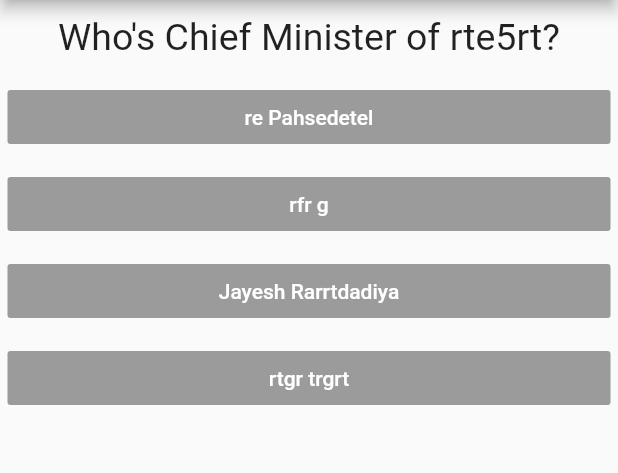
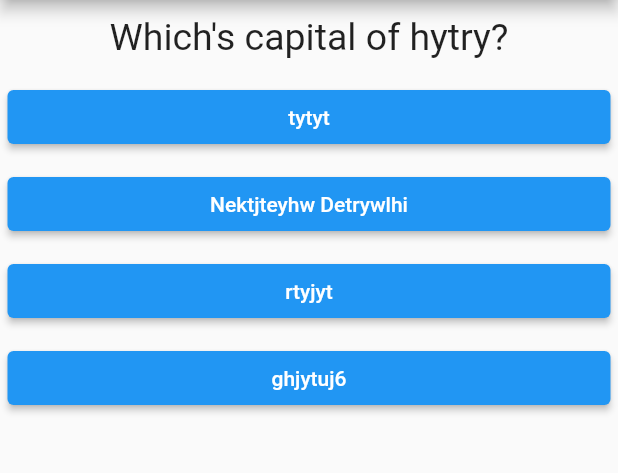
Before and after one commit to Ahsaan396/Quiz-App, a Flutter app: the screen it shows after launch, on a phone screen of 412 x 824 dp, the part 84-557 px from its top. Run offline on Flutter 3.47's test engine with Material 2 defaults, Android fonts, the phone set to English and light mode, and no system bars.

Commit message:
code fixes

```diff
--- a/lib/answer.dart
+++ b/lib/answer.dart
@@ -1,16 +1,24 @@
 import 'package:flutter/material.dart';
 
 class Answer extends StatelessWidget {
-final Function selectHandler;
-final String answerText;
-  Answer(this.selectHandler,this.answerText);
+  final VoidCallback handler;
+  final String optionText;
+
+  const Answer({
+    required this.handler,
+    required this.optionText,
+    Key? key,
+  }) : super(key: key);
+
   @override
   Widget build(BuildContext context) {
-    return Container(width: double.infinity,
+    return Container(
+      width: double.infinity,
       margin: EdgeInsets.all(5),
-      child: RaisedButton(color:Colors.blue,
-        textColor: Colors.white,
-        child: Text(answerText),
-        onPressed:selectHandler(),),);
+      child: ElevatedButton(
+        child: Text(optionText),
+        onPressed: handler,
+      ),
+    );
   }
 }
--- a/lib/main.dart
+++ b/lib/main.dart
@@ -1,6 +1,4 @@
 import 'package:flutter/material.dart';
-import 'package:flutter/scheduler.dart';
-import './result.dart';
 
 import './quiz.dart';
 import './result.dart';
@@ -19,8 +17,9 @@ class MyApp extends StatefulWidget {
 }
 
 class _MyAppState extends State<MyApp> {
-  var _questionIndex = 0;
-  var _totalScore = 0;
+  int _currentQuestion = 0;
+  int _totalScore = 0;
+
   final _questions = const [
     {
       'questionText': 'Which\'s capital of hytry?',
@@ -30,15 +29,17 @@ class _MyAppState extends State<MyApp> {
         {'text': 'rtyjyt', 'score': 0},
         {'text': 'ghjytuj6', 'score': 0}
       ]
-    }, {
+    },
+    {
       'questionText': 'Which\'s mother toung of India?',
       'answers': [
         {'text': 'Marathi', 'score': 0},
         {'text': 'Gujarati', 'score': 0},
         {'text': 'Tamil', 'score': 0},
-        {'text': 'Hindi', 'score':10}
+        {'text': 'Hindi', 'score': 10}
       ]
-    }, {
+    },
+    {
       'questionText': 'Who\'s prime ministor of Bangladesh?',
       'answers': [
         {'text': 'iygfelfyh', 'score': 10},
@@ -46,7 +47,8 @@ class _MyAppState extends State<MyApp> {
         {'text': 'greter bghfd', 'score': 0},
         {'text': 'grgfr gr', 'score': 0}
       ]
-    },{
+    },
+    {
       'questionText': 'Who\'s president of Bangladesh?',
       'answers': [
         {'text': 'rtger r', 'score': 0},
@@ -54,7 +56,8 @@ class _MyAppState extends State<MyApp> {
         {'text': 'rgr rtgfrw', 'score': 10},
         {'text': 'yu Pattreil', 'score': 0}
       ]
-    },{
+    },
+    {
       'questionText': 'Who\'s Chief Minister of rte5rt?',
       'answers': [
         {'text': 're Pahsedetel', 'score': 0},
@@ -62,8 +65,10 @@ class _MyAppState extends State<MyApp> {
         {'text': 'Jayesh Rarrtdadiya', 'score': 0},
         {'text': 'rtgr trgrt', 'score': 0}
       ]
-    }, {
-      'questionText': 'Which of the following was the author of the Bangladesh?',
+    },
+    {
+      'questionText':
+          'Which of the following was the author of the Bangladesh?',
       'answers': [
         {'text': 'df', 'score': 0},
         {'text': 'drtgre', 'score': 0},
@@ -75,49 +80,32 @@ class _MyAppState extends State<MyApp> {
 
   void _resetQuiz() {
     setState(() {
-      _questionIndex = 0;
+      _currentQuestion = 0;
       _totalScore = 0;
     });
   }
 
-  void _answerQuestions(int score) {
-    _totalScore += score;
-
-    setState(() {
-      _questionIndex = _questionIndex + 1;
-    });
-    print('_questionIndex:$_questionIndex');
-  }
-// WidgetsBinding.instance?._answerQuestions((timeStamp) {
-//   setState(() {
-//     print('i m in set state');
-//     _questionIndex = _questionIndex + 1;
-//   });
-// });
-
-  @override
-  void initState() {
-    super.initState();
-    WidgetsBinding.instance.addPostFrameCallback((_MyAppState) {
-      _answerQuestions;
-      _resetQuiz();
-    });
+  void _answerHandler() {
+    if (_currentQuestion < _questions.length - 1) {
+      setState(() {
+        _currentQuestion += 1;
+      });
+    }
   }
 
   @override
   Widget build(BuildContext context) {
-
     return MaterialApp(
       home: Scaffold(
         appBar: AppBar(
           title: Text('Quiz App'),
         ),
-        body: _questionIndex < _questions.length
-            ? Quiz(
-                questions: _questions,
-                answerQuestions: _answerQuestions,
-                questionIndex: _questionIndex)
-            : Result(_totalScore, _resetQuiz),
+        body: _currentQuestion == _questions.length - 1
+            ? Result(20, _resetQuiz)
+            : Quiz(
+                question: _questions[_currentQuestion],
+                answerHandler: _answerHandler,
+              ),
       ),
     );
   }
--- a/lib/quiz.dart
+++ b/lib/quiz.dart
@@ -4,26 +4,27 @@ import './answer.dart';
 import './question.dart';
 
 class Quiz extends StatelessWidget {
-  final List<Map<String, Object>> questions;
-  final int questionIndex;
-  final Function answerQuestions;
+  final Map<String, Object> question;
+  final VoidCallback answerHandler;
 
-  Quiz(
-      {required this.questions,
-      required this.answerQuestions,
-      required this.questionIndex});
+  const Quiz({
+    required this.question,
+    required this.answerHandler,
+    Key? key,
+  }) : super(key: key);
 
   @override
   Widget build(BuildContext context) {
     return Column(
       children: [
         Question(
-          questions[questionIndex]['questionText'] as String,
+          question['questionText'] as String,
         ),
-        ...(questions[questionIndex]['answers'] as List<Map<String, Object>>)
-            .map((answers) {
-          return Answer(() => answerQuestions(answers['score']),
-              answers['text'].toString());
+        ...(question['answers'] as List<Map<String, Object>>).map((answers) {
+          return Answer(
+            handler: answerHandler,
+            optionText: answers['text'] as String,
+          );
         }).toList()
       ],
     );
--- a/lib/result.dart
+++ b/lib/result.dart
@@ -2,9 +2,9 @@ import 'package:flutter/material.dart';
 
 class Result extends StatelessWidget {
   final int resultScore;
-  final Function resetHandlar;
+  final VoidCallback resetHandler;
 
-  Result(this.resultScore,this.resetHandlar);
+  Result(this.resultScore, this.resetHandler);
 
   String get resultPhrase {
     String resultText;
@@ -30,8 +30,13 @@ class Result extends StatelessWidget {
             style: TextStyle(fontSize: 36, fontWeight: FontWeight.bold),
             textAlign: TextAlign.center,
           ),
-          FlatButton(child: Text('Restart Quiz!',
-          ),textColor:Colors.blue,onPressed: resetHandlar(),)
+          FlatButton(
+            child: Text(
+              'Restart Quiz!',
+            ),
+            textColor: Colors.blue,
+            onPressed: resetHandler,
+          )
         ],
       ),
     );
```
